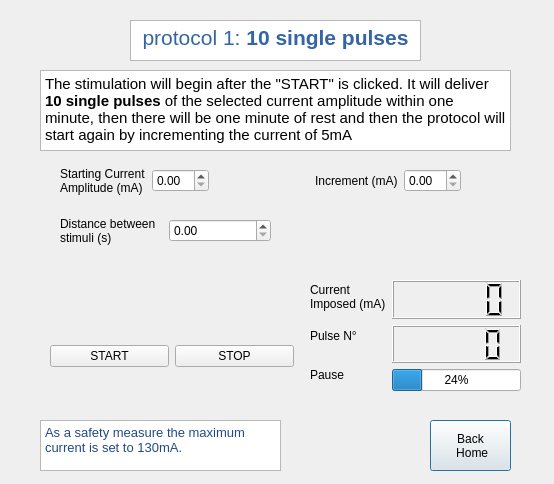
Above: _Stimulation/stimulation_GUI/protocol1.ui from annasparapani/MScThesis_tSCS before the change. Below: the same form after it.
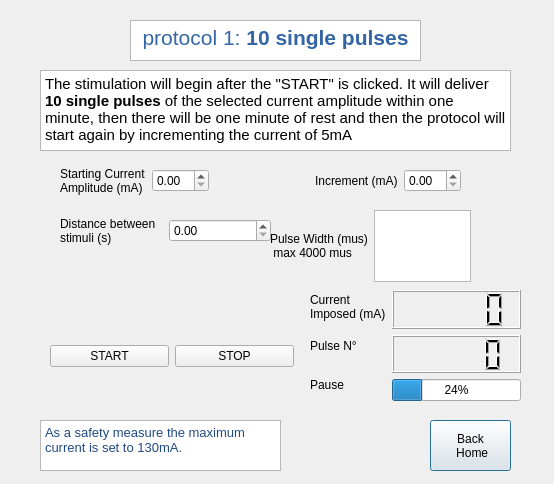
That is the form after the change.

Diff of the .ui file:
```diff
--- a/_Stimulation/stimulation_GUI/protocol1.ui
+++ b/_Stimulation/stimulation_GUI/protocol1.ui
@@ -177,7 +177,7 @@
    <property name="geometry">
     <rect>
      <x>310</x>
-     <y>280</y>
+     <y>290</y>
      <width>211</width>
      <height>111</height>
     </rect>
@@ -228,6 +228,29 @@
     </item>
    </layout>
   </widget>
+  <widget class="QWidget" name="layoutWidget">
+   <property name="geometry">
+    <rect>
+     <x>270</x>
+     <y>210</y>
+     <width>201</width>
+     <height>72</height>
+    </rect>
+   </property>
+   <layout class="QHBoxLayout" name="horizontalLayout_5">
+    <item>
+     <widget class="QLabel" name="label_PW">
+      <property name="text">
+       <string>Pulse Width (mus)
+ max 4000 mus</string>
+      </property>
+     </widget>
+    </item>
+    <item>
+     <widget class="QPlainTextEdit" name="plainTextEdit_PW"/>
+    </item>
+   </layout>
+  </widget>
  </widget>
  <resources/>
  <connections/>
```
